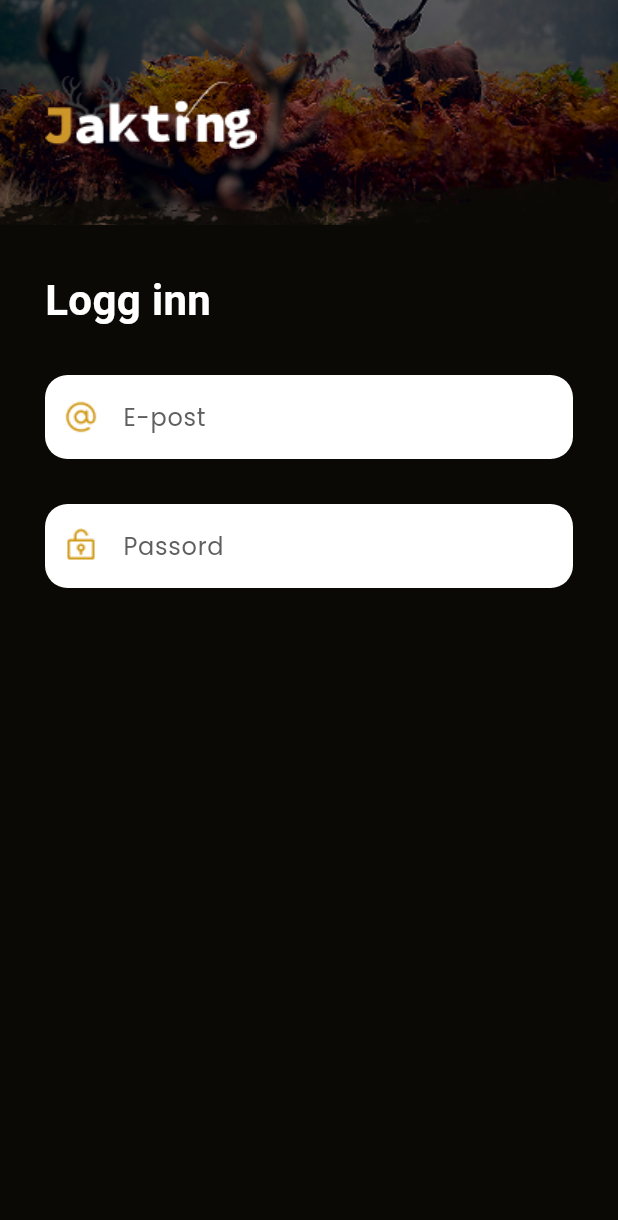
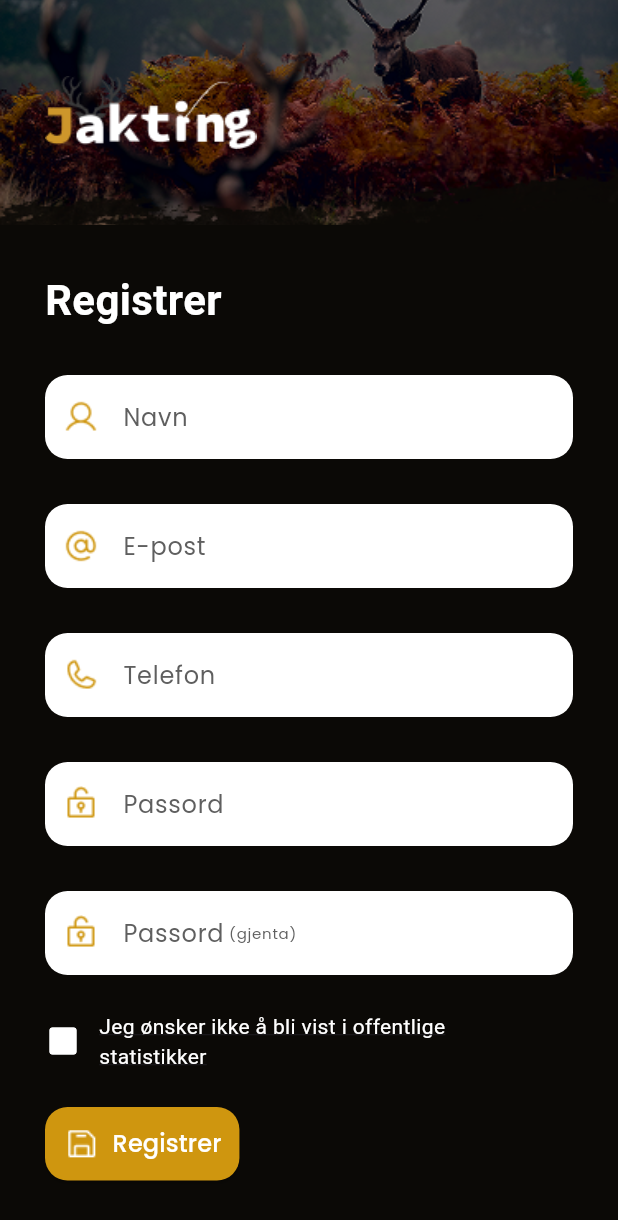
Before and after one commit to jorgthorGH/jakting, a Flutter app: the screen it shows after launch, on a phone screen of 412 x 824 dp. Shown: the top 1220 px of the screen. Run offline on Flutter 3.47's test engine with Material 3 defaults, Android fonts, the phone set to English and light mode, and no system bars; our stand-ins replace google_fonts; Roboto replaces fonts that are missing (Aleo).

Commit message:
register site almost done

```diff
--- a/lib/app.dart
+++ b/lib/app.dart
@@ -1,5 +1,5 @@
 import 'package:flutter/material.dart';
-import 'features/auth/presentation/pages/login_page.dart';
+import 'features/auth/presentation/pages/register_page.dart';
 
 class MainApp extends StatelessWidget {
   const MainApp({super.key});
@@ -8,7 +8,7 @@ class MainApp extends StatelessWidget {
   Widget build(BuildContext context) {
     return const MaterialApp(
       debugShowCheckedModeBanner: false,
-      home: LoginPage(), // Vi peker direkte til Login-siden vår
+      home: RegisterPage(), // Vi peker direkte til Register-siden vår
     );
   }
 }
--- a/lib/core/constants/app_assets.dart
+++ b/lib/core/constants/app_assets.dart
@@ -5,4 +5,7 @@ class AppAssets {
   static const String logoVector = 'assets/images/Vector.png';
   static const String iconEmail = 'assets/images/emailicon.png';
   static const String iconPassword = 'assets/images/pwicon.png';
+  static const String iconPerson = 'assets/images/person.png';
+  static const String iconRegistrer = 'assets/images/registrer.png';
+  static const String iconTelefon = 'assets/images/telefon.png';
 }
--- a/lib/core/theme/app_colors.dart
+++ b/lib/core/theme/app_colors.dart
@@ -4,4 +4,5 @@ class AppColors {
   static const Color background = Color(0xFF0B0906);
   static const Color white = Colors.white;
   static const Color hintText = Color(0xFF5F5F5F);
+  static const Color checkColor = Color.fromRGBO(207, 150, 15, 1);
 }
--- a/lib/core/widgets/custom_text_field.dart
+++ b/lib/core/widgets/custom_text_field.dart
@@ -6,33 +6,46 @@ class CustomTextField extends StatelessWidget {
   final String hintText;
   final String iconPath;
   final bool obscureText;
+  final String? smallText;
 
   const CustomTextField({
     super.key,
     required this.hintText,
     required this.iconPath,
     this.obscureText = false,
+    this.smallText,
   });
 
   @override
   Widget build(BuildContext context) {
     return TextField(
       obscureText: obscureText,
-      style: const TextStyle(color: AppColors.white),
+      style: const TextStyle(color: AppColors.hintText),
       decoration: InputDecoration(
         filled: true,
         fillColor: AppColors.white,
-        hintText: hintText,
-        hintStyle: GoogleFonts.poppins(
-          color: AppColors.hintText,
+        hintText: null, // Remove default hintText
+        label: Row(
+          mainAxisSize: MainAxisSize.min,
+          children: [
+            Text(
+              hintText,
+              style: GoogleFonts.poppins(color: AppColors.hintText),
+            ),
+            if (smallText != null)
+              Text(
+                ' $smallText',
+                style: GoogleFonts.poppins(
+                  color: AppColors.hintText,
+                  fontSize: 10, // Smaller font size
+                ),
+              ),
+          ],
         ),
+        floatingLabelBehavior: FloatingLabelBehavior.never,
         prefixIcon: Padding(
           padding: const EdgeInsets.all(12),
-          child: Image.asset(
-            iconPath,
-            width: 20,
-            height: 20,
-          ),
+          child: Image.asset(iconPath, width: 20, height: 20),
         ),
         border: OutlineInputBorder(
           borderRadius: BorderRadius.circular(15),
--- /dev/null
+++ b/lib/features/auth/presentation/pages/register_page.dart
@@ -0,0 +1,179 @@
+import 'package:flutter/material.dart';
+import 'package:google_fonts/google_fonts.dart';
+import 'package:jaktapp/core/constants/app_assets.dart';
+import 'package:jaktapp/core/theme/app_colors.dart';
+import 'package:jaktapp/core/widgets/custom_text_field.dart';
+
+class RegisterPage extends StatefulWidget {
+  const RegisterPage({super.key});
+
+  @override
+  State<RegisterPage> createState() => _RegisterPageState();
+}
+
+class _RegisterPageState extends State<RegisterPage> {
+  bool _hideFromStatistics = false;
+
+  @override
+  Widget build(BuildContext context) {
+    return Scaffold(
+      backgroundColor: AppColors.background,
+      body: Column(
+        mainAxisAlignment: MainAxisAlignment.start,
+        crossAxisAlignment: CrossAxisAlignment.start,
+        children: [
+          // Header Seksjon
+          Stack(
+            alignment: Alignment.center,
+            children: [
+              Image.asset(
+                AppAssets.jaktingHeader,
+                height: 150,
+                width: double.infinity,
+                fit: BoxFit.cover,
+              ),
+              Positioned(left: 30, child: Image.asset(AppAssets.logoVector)),
+            ],
+          ),
+          Padding(
+            padding: const EdgeInsets.all(30),
+            child: Column(
+              crossAxisAlignment: CrossAxisAlignment.start,
+              children: [
+                Text(
+                  "Registrer",
+                  style: GoogleFonts.aleo(
+                    fontSize: 28,
+                    color: AppColors.white,
+                    fontWeight: FontWeight.bold,
+                  ),
+                ),
+                // Navn felt
+                const SizedBox(height: 30),
+
+                const CustomTextField(
+                  hintText: "Navn",
+                  iconPath: AppAssets.iconPerson,
+                ),
+                const SizedBox(height: 30),
+
+                // E-post felt
+                const CustomTextField(
+                  hintText: "E-post",
+                  iconPath: AppAssets.iconEmail,
+                ),
+
+                const SizedBox(height: 30),
+
+                // Telefon felt
+                const CustomTextField(
+                  hintText: "Telefon",
+                  iconPath: AppAssets.iconTelefon,
+                  obscureText: false,
+                ),
+
+                const SizedBox(height: 30),
+                // Passord felt
+                const CustomTextField(
+                  hintText: "Passord",
+                  iconPath: AppAssets.iconPassword,
+                  obscureText: true,
+                ),
+
+                const SizedBox(height: 30),
+                // Passord gjenta felt
+                const CustomTextField(
+                  hintText: "Passord",
+                  iconPath: AppAssets.iconPassword,
+                  obscureText: true,
+                  smallText: "(gjenta)",
+                ),
+
+                // Checkbox med link på én linje
+                const SizedBox(height: 20),
+
+                Row(
+                  children: [
+                    Transform.translate(
+                      offset: const Offset(-12, 0),
+                      child: Checkbox(
+
+                        value: _hideFromStatistics,
+                        onChanged: (value) {
+                          setState(() {
+                            _hideFromStatistics = value ?? false;
+                          });
+                        },
+                        side: const BorderSide(
+
+                          color: AppColors.white),
+                        checkColor: AppColors.white,
+                        fillColor: WidgetStateProperty.resolveWith((states) {
+                          if (states.contains(WidgetState.selected)) {
+                            return AppColors.checkColor;
+                          }
+                          return AppColors.white;
+                        }),
+                      ),
+                    ),
+                    Flexible(
+                      child: Transform.translate(
+                        offset: const Offset(-12, 0),
+                        child: GestureDetector(
+                          onTap: () {
+                            // Håndter link-klikk her
+                          },
+                          child: Text(
+                            "Jeg ønsker ikke å bli vist i offentlige statistikker",
+                            style: GoogleFonts.aleo(
+                              fontSize: 14,
+                              decoration: TextDecoration.underline,
+                              color: AppColors.white,
+                            ),
+                          ),
+                        ),
+                      ),
+                    ),
+                  ],
+                ),
+
+                // Registrer knapp
+                const SizedBox(height: 20),
+
+                ElevatedButton.icon(
+                  onPressed: () {
+                    // Håndter registrering her
+                  },
+                  icon: Image.asset(
+                    AppAssets.iconRegistrer,
+                    width: 25,
+                    height: 25,
+                  ),
+
+                  label: Text(
+                    "Registrer",
+                    style: GoogleFonts.poppins(
+                      fontSize: 16,
+                      //fontWeight: FontWeight.w600,
+                    ),
+                  ),
+                  style: ElevatedButton.styleFrom(
+                    backgroundColor: AppColors.checkColor,
+                    foregroundColor: AppColors.white,
+                    padding: const EdgeInsets.symmetric(
+                      horizontal: 12,
+                      vertical: 12,
+                    ),
+                    shape: RoundedRectangleBorder(
+                      borderRadius: BorderRadius.circular(15),
+                    ),
+                  ),
+                ),
+              ],
+            ),
+          ),
+        ],
+      ),
+    );
+  }
+}
```
Also changed, not shown: assets/images/person.png (added), assets/images/registrer.png (added), assets/images/telefon.png (added).
